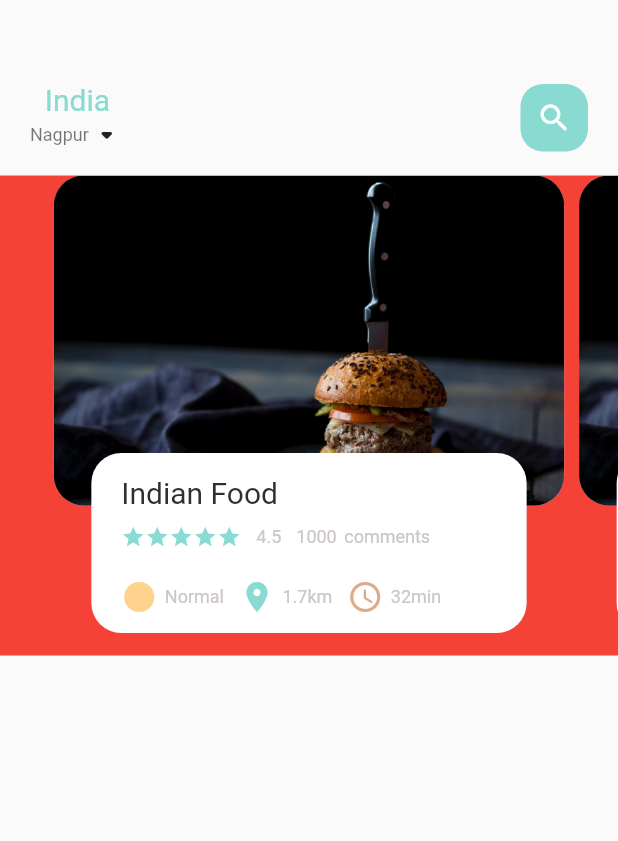
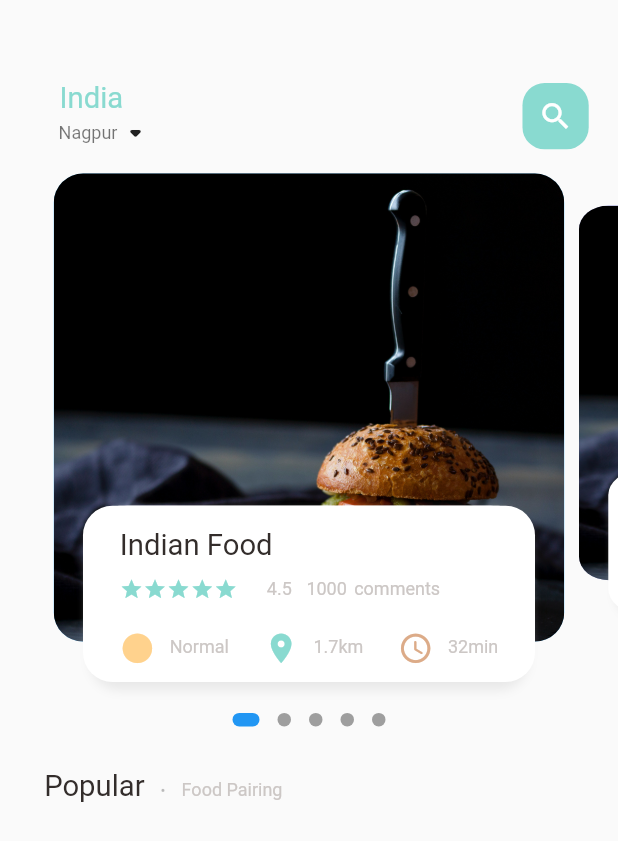
Before and after one commit to abdGhost/ecommerce_app, a Flutter app: the screen it shows after launch, on a phone screen of 412 x 824 dp. Shown: the top 841 px of the screen. Run offline on Flutter 3.47's test engine with Material 2 defaults, Android fonts, the phone set to English and light mode, and no system bars; drawn by our look-alikes of dots_indicator; our stand-ins replace get.

Commit message:
Added dyanmic screen size height and weight

```diff
--- a/lib/home/food_screen_body.dart
+++ b/lib/home/food_screen_body.dart
@@ -1,5 +1,7 @@
+import 'package:dots_indicator/dots_indicator.dart';
 import 'package:flutter/material.dart';
-import 'package:shop_app/app_color.dart';
+import 'package:shop_app/util/app_color.dart';
+import 'package:shop_app/util/dimensions.dart';
 import 'package:shop_app/widget/big_text.dart';
 import 'package:shop_app/widget/icon_and_text_widget.dart';
 import 'package:shop_app/widget/small_text.dart';
@@ -14,7 +16,8 @@ class FoodScreenBody extends StatefulWidget {
 class _FoodScreenBodyState extends State<FoodScreenBody> {
   PageController pageController = PageController(viewportFraction: .85);
   var _currentPageValue = 0.0;
-  double _scaleFactor = 0.8;
+  final double _scaleFactor = 0.8;
+  final double _height = Dimensions.pageViewController;
 
   @override
   void initState() {
@@ -22,7 +25,6 @@ class _FoodScreenBodyState extends State<FoodScreenBody> {
     pageController.addListener(() {
       setState(() {
         _currentPageValue = pageController.page!;
-        print(_currentPageValue);
       });
     });
   }
@@ -35,9 +37,11 @@ class _FoodScreenBodyState extends State<FoodScreenBody> {
 
   @override
   Widget build(BuildContext context) {
-    return Container(
-      color: Colors.red,
-      height: 320,
+    return Column(
+      children: [
+        //Food Section
+        Container(
+          height: Dimensions.paveView1,
           child: PageView.builder(
             controller: pageController,
             itemCount: 5,
@@ -45,6 +49,56 @@ class _FoodScreenBodyState extends State<FoodScreenBody> {
               return _foodScreenItem(position);
             },
           ),
+        ),
+
+        // Dot Section
+        DotsIndicator(
+          dotsCount: 5,
+          position: _currentPageValue,
+          decorator: DotsDecorator(
+            size: const Size.square(9.0),
+            activeSize: const Size(18.0, 9.0),
+            activeShape: RoundedRectangleBorder(
+              borderRadius: BorderRadius.circular(Dimensions.radius5),
+            ),
+          ),
+        ),
+
+        //Popular Text
+        SizedBox(
+          height: Dimensions.height20,
+        ),
+        Container(
+          margin: EdgeInsets.only(left: Dimensions.width30),
+          child: Row(
+            crossAxisAlignment: CrossAxisAlignment.end,
+            children: [
+              BigText(
+                text: 'Popular',
+              ),
+              SizedBox(
+                width: Dimensions.width10,
+              ),
+              Container(
+                margin: const EdgeInsets.only(bottom: 3),
+                child: BigText(
+                  text: ".",
+                  color: Colors.black26,
+                ),
+              ),
+              SizedBox(
+                width: Dimensions.width10,
+              ),
+              Container(
+                margin: const EdgeInsets.only(bottom: 2),
+                child: SmallText(
+                  text: 'Food Pairing',
+                ),
+              )
+            ],
+          ),
+        )
+      ],
     );
   }
 
@@ -53,14 +107,36 @@ class _FoodScreenBodyState extends State<FoodScreenBody> {
 
     if (index == _currentPageValue.floor()) {
       var currentScale = 1 - (_currentPageValue - index) * (1 - _scaleFactor);
+      var currentHeight = _height * (1 - currentScale) / 2;
+      matrix = Matrix4.diagonal3Values(1, currentScale, 1)
+        ..setTranslationRaw(0, currentHeight, 0);
+    } else if (index == _currentPageValue.floor() + 1) {
+      var currentScale =
+          _scaleFactor + (_currentPageValue - index + 1) * (1 - _scaleFactor);
+      var currentHeight = _height * (1 - currentScale) / 2;
+      matrix = Matrix4.diagonal3Values(1, currentScale, 1)
+        ..setTranslationRaw(0, currentHeight, 0);
+    } else if (index == _currentPageValue.floor() - 1) {
+      var currentScale = 1 - (_currentPageValue - index) * (1 - _scaleFactor);
+      var currentHeight = _height * (1 - currentScale) / 2;
+      matrix = Matrix4.diagonal3Values(1, currentScale, 1)
+        ..setTranslationRaw(0, currentHeight, 0);
+    } else {
+      var currentHeight = 0.8;
+      matrix = Matrix4.diagonal3Values(0, currentHeight, 1);
     }
-    return Stack(
+    return Transform(
+      transform: matrix,
+      child: Stack(
         children: [
           Container(
-          height: 220,
-          margin: const EdgeInsets.only(left: 5, right: 5),
+            height: Dimensions.pageView,
+            margin: EdgeInsets.only(
+              left: Dimensions.width5,
+              right: Dimensions.width5,
+            ),
             decoration: BoxDecoration(
-            borderRadius: BorderRadius.circular(20),
+              borderRadius: BorderRadius.circular(Dimensions.radius20),
               color: index.isEven
                   ? const Color(0xFF69c5fd)
                   : const Color(0xFF9294cc),
@@ -73,69 +149,93 @@ class _FoodScreenBodyState extends State<FoodScreenBody> {
           Align(
             alignment: Alignment.bottomCenter,
             child: Container(
-            height: 120,
-            margin: const EdgeInsets.only(left: 30, right: 30, bottom: 15),
+              height: Dimensions.pageViewTextController,
+              margin: EdgeInsets.only(
+                left: Dimensions.width30,
+                right: Dimensions.width30,
+                bottom: Dimensions.height15,
+              ),
               decoration: BoxDecoration(
-              borderRadius: BorderRadius.circular(20),
+                borderRadius: BorderRadius.circular(Dimensions.radius20),
                 color: Colors.white,
+                boxShadow: const [
+                  BoxShadow(
+                    color: Color(0xFFe8e8e8),
+                    blurRadius: 5.0,
+                    offset: Offset(0, 5),
+                  ),
+                  BoxShadow(
+                    color: Colors.white,
+                    offset: Offset(-5, 0),
+                  ),
+                  BoxShadow(
+                    color: Colors.white,
+                    offset: Offset(5, 0),
+                  ),
+                ],
               ),
               child: Container(
-              padding: const EdgeInsets.only(left: 20, right: 20, top: 15),
+                padding: EdgeInsets.only(
+                  left: Dimensions.width20,
+                  right: Dimensions.width20,
+                  top: Dimensions.height15,
+                ),
                 child: Column(
                   crossAxisAlignment: CrossAxisAlignment.start,
                   children: [
                     BigText(
                       text: 'Indian Food',
                     ),
-                  const SizedBox(
-                    height: 10,
+                    SizedBox(
+                      height: Dimensions.height10,
                     ),
                     Row(
                       children: [
                         Wrap(
                           children: List.generate(
                             5,
-                          (index) => const Icon(
+                            (index) => Icon(
                               Icons.star,
                               color: AppColors.mainColor,
-                            size: 16,
+                              size: Dimensions.font16,
                             ),
                           ),
                         ),
-                      const SizedBox(
-                        width: 10,
+                        SizedBox(
+                          width: Dimensions.width20,
                         ),
                         SmallText(text: '4.5'),
-                      const SizedBox(
-                        width: 10,
+                        SizedBox(
+                          width: Dimensions.width10,
                         ),
                         SmallText(text: '1000'),
-                      const SizedBox(
-                        width: 5,
+                        SizedBox(
+                          width: Dimensions.width5,
                         ),
                         SmallText(text: 'comments'),
                       ],
                     ),
-                  const SizedBox(
-                    height: 20,
+                    SizedBox(
+                      height: Dimensions.height20,
                     ),
                     Row(
+                      mainAxisAlignment: MainAxisAlignment.spaceBetween,
                       children: [
                         IconAndTextWidget(
                           text: "Normal",
                           icon: Icons.circle_sharp,
                           iconColor: AppColors.iconColor01,
                         ),
-                      const SizedBox(
-                        width: 10,
+                        SizedBox(
+                          width: Dimensions.width10,
                         ),
                         IconAndTextWidget(
                           text: "1.7km",
                           icon: Icons.location_on,
                           iconColor: AppColors.mainColor,
                         ),
-                      const SizedBox(
-                        width: 10,
+                        SizedBox(
+                          width: Dimensions.width10,
                         ),
                         IconAndTextWidget(
                           text: "32min",
@@ -150,6 +250,7 @@ class _FoodScreenBodyState extends State<FoodScreenBody> {
             ),
           ),
         ],
+      ),
     );
   }
 }
--- a/lib/home/main_food_screen.dart
+++ b/lib/home/main_food_screen.dart
@@ -1,6 +1,7 @@
 import 'package:flutter/material.dart';
-import 'package:shop_app/app_color.dart';
 import 'package:shop_app/home/food_screen_body.dart';
+import 'package:shop_app/util/app_color.dart';
+import 'package:shop_app/util/dimensions.dart';
 import 'package:shop_app/widget/big_text.dart';
 import 'package:shop_app/widget/small_text.dart';
 
@@ -19,8 +20,14 @@ class _MainFoodScreenState extends State<MainFoodScreen> {
         children: [
           Container(
             child: Container(
-              margin: const EdgeInsets.only(top: 55, bottom: 15),
-              padding: const EdgeInsets.only(left: 20, right: 20),
+              margin: EdgeInsets.only(
+                top: Dimensions.height55,
+                bottom: Dimensions.height15,
+              ),
+              padding: EdgeInsets.only(
+                left: Dimensions.width20,
+                right: Dimensions.width20,
+              ),
               child: Row(
                 mainAxisAlignment: MainAxisAlignment.spaceBetween,
                 children: [
@@ -30,7 +37,9 @@ class _MainFoodScreenState extends State<MainFoodScreen> {
                         text: 'India',
                         color: AppColors.mainColor,
                       ),
-                      Row(
+                      Padding(
+                        padding: EdgeInsets.only(left: Dimensions.width20),
+                        child: Row(
                           children: [
                             SmallText(
                               text: "Nagpur",
@@ -41,19 +50,22 @@ class _MainFoodScreenState extends State<MainFoodScreen> {
                             )
                           ],
                         ),
+                      ),
                     ],
                   ),
                   Center(
                     child: Container(
-                      width: 45,
-                      height: 45,
+                      width: Dimensions.width45,
+                      height: Dimensions.height45,
                       decoration: BoxDecoration(
                         color: AppColors.mainColor,
-                        borderRadius: BorderRadius.circular(15),
+                        borderRadius:
+                            BorderRadius.circular(Dimensions.radius15),
                       ),
-                      child: const Icon(
+                      child: Icon(
                         Icons.search,
                         color: Colors.white,
+                        size: Dimensions.iconSize24,
                       ),
                     ),
                   )
@@ -61,7 +73,7 @@ class _MainFoodScreenState extends State<MainFoodScreen> {
               ),
             ),
           ),
-          FoodScreenBody(),
+          const FoodScreenBody(),
         ],
       ),
     );
--- a/lib/main.dart
+++ b/lib/main.dart
@@ -1,4 +1,5 @@
 import 'package:flutter/material.dart';
+import 'package:get/get_navigation/src/root/get_material_app.dart';
 import 'package:shop_app/home/main_food_screen.dart';
 
 void main() {
@@ -10,7 +11,7 @@ class MyApp extends StatelessWidget {
 
   @override
   Widget build(BuildContext context) {
-    return MaterialApp(
+    return GetMaterialApp(
       debugShowCheckedModeBanner: false,
       title: 'Shop-App',
       theme: ThemeData(
--- /dev/null
+++ b/lib/util/dimensions.dart
@@ -0,0 +1,40 @@
+import 'package:get/get.dart';
+
+class Dimensions {
+  static double screenHeight = Get.context!.height;
+  static double screenWidth = Get.context!.width;
+
+  //Dynamic height for Card Container
+  static double paveView1 = screenHeight / 2.33;
+  static double pageView = screenHeight / 2.64;
+  static double pageViewController = screenHeight / 3.84;
+  static double pageViewTextController = screenHeight / 7.02;
+
+  //Dynamic height for padding and margin
+  static double height10 = screenHeight / 84.4;
+  static double height15 = screenHeight / 56.27;
+  static double height20 = screenHeight / 42.2;
+  static double height45 = screenHeight / 18.66;
+  static double height55 = screenHeight / 15.27;
+
+  //Dynamic width for padding and margin
+  static double width5 = screenHeight / 168;
+  static double width10 = screenHeight / 84.4;
+  static double width15 = screenHeight / 56.27;
+  static double width20 = screenHeight / 42.2;
+  static double width30 = screenHeight / 28;
+  static double width45 = screenHeight / 18.66;
+  static double width55 = screenHeight / 15.27;
+
+  //Dynamic Font Size
+  static double font16 = screenHeight / 52.5;
+  static double font20 = screenHeight / 42.2;
+
+  //Dynamic Radius
+  static double radius5 = screenHeight / 168;
+  static double radius15 = screenHeight / 56;
+  static double radius20 = screenHeight / 42;
+
+  //Dynamic IconSize
+  static double iconSize24 = screenHeight / 35;
+}
--- a/lib/widget/big_text.dart
+++ b/lib/widget/big_text.dart
@@ -1,4 +1,5 @@
 import 'package:flutter/cupertino.dart';
+import 'package:shop_app/util/dimensions.dart';
 
 class BigText extends StatelessWidget {
   Color? color;
@@ -9,7 +10,7 @@ class BigText extends StatelessWidget {
     this.color = const Color(0xFF332d2b),
     required this.text,
     this.textOverFlow = TextOverflow.ellipsis,
-    this.size = 20,
+    this.size = 0,
   });
 
   @override
@@ -19,7 +20,7 @@ class BigText extends StatelessWidget {
       overflow: textOverFlow,
       style: TextStyle(
         color: color,
-        fontSize: size,
+        fontSize: Dimensions.font20,
         fontFamily: 'Roboto',
         fontWeight: FontWeight.w400,
       ),
--- a/lib/widget/icon_and_text_widget.dart
+++ b/lib/widget/icon_and_text_widget.dart
@@ -1,5 +1,6 @@
 import 'package:flutter/cupertino.dart';
 import 'package:flutter/material.dart';
+import 'package:shop_app/util/dimensions.dart';
 import 'package:shop_app/widget/small_text.dart';
 
 class IconAndTextWidget extends StatelessWidget {
@@ -20,9 +21,10 @@ class IconAndTextWidget extends StatelessWidget {
         Icon(
           icon,
           color: iconColor,
+          size: Dimensions.iconSize24,
         ),
-        const SizedBox(
-          width: 5,
+        SizedBox(
+          width: Dimensions.width10,
         ),
         SmallText(
           text: text,
--- a/pubspec.yaml
+++ b/pubspec.yaml
@@ -13,6 +13,8 @@ dependencies:
     sdk: flutter
 
   cupertino_icons: ^1.0.2
+  dots_indicator: ^2.1.0
+  get: ^4.6.5
 
 dev_dependencies:
   flutter_test:
```
Also changed, not shown: lib/util/app_color.dart (renamed from lib/app_color.dart), pubspec.lock. Lines whose indentation alone changed are shown as unchanged.
